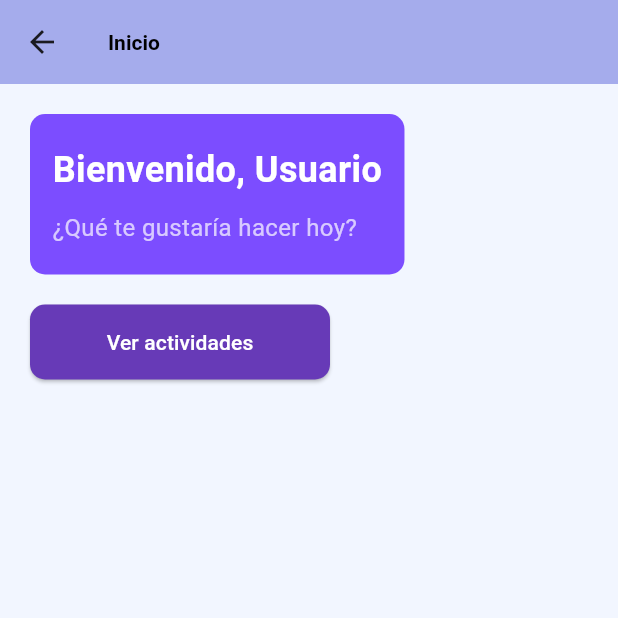
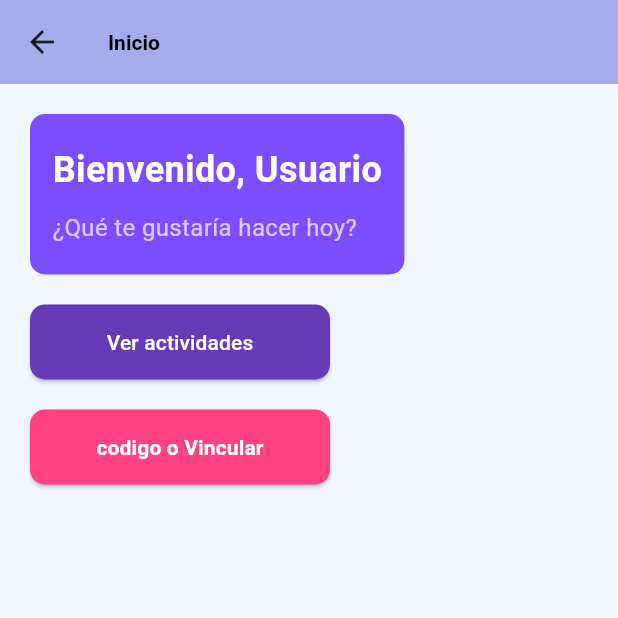
Before and after one commit to ulisesUliiACC/ArryUwu, a Flutter app: the HomePage screen opened directly, on a phone screen of 412 x 824 dp, the top half of it. Run offline on Flutter 3.47's test engine with Material 3 defaults, Android fonts, the phone set to English and light mode, and no system bars; our stand-ins replace font_awesome_flutter, lottie, salomon_bottom_bar.

Commit message:
agregacion de pantalla codigos de vinculacion y generacion y agregacion de witgets

```diff
--- a/lib/Home/Screens/HomePage.dart
+++ b/lib/Home/Screens/HomePage.dart
@@ -1,3 +1,4 @@
+import 'package:arryuwu/Home/Screens/CodePage.dart';
 import 'package:arryuwu/Home/Screens/HomeWitgets.dart';
 import 'package:flutter/material.dart'; // Importa los widgets
 
@@ -23,6 +24,15 @@ class HomePage extends StatelessWidget {
                 print('Botón presionado: Ver actividades');
               },
             ),
+            const SizedBox(height: 20),
+            LinkButton(
+              onPressed: () {
+                Navigator.push(
+                  context,
+                  MaterialPageRoute(builder: (context) => const CodePage()),
+                );
+              },
+            ),
           ],
         ),
       ),
--- a/lib/Home/Screens/HomeWitgets.dart
+++ b/lib/Home/Screens/HomeWitgets.dart
@@ -42,14 +42,15 @@ class ActionButton extends StatelessWidget {
   final String label;
   final VoidCallback onPressed;
 
-  const ActionButton({Key? key, required this.label, required this.onPressed}) : super(key: key);
+  const ActionButton({Key? key, required this.label, required this.onPressed})
+      : super(key: key);
 
   @override
   Widget build(BuildContext context) {
     return ElevatedButton(
       onPressed: onPressed,
       style: ElevatedButton.styleFrom(
-        backgroundColor: Colors.deepPurple,  // Color de fondo
+        backgroundColor: Colors.deepPurple, // Color de fondo
         minimumSize: const Size(200, 50),
         shape: RoundedRectangleBorder(
           borderRadius: BorderRadius.circular(10),
@@ -62,3 +63,28 @@ class ActionButton extends StatelessWidget {
     );
   }
 }
+
+// Widget para un botón de vinculación
+class LinkButton extends StatelessWidget {
+  final VoidCallback onPressed;
+
+  const LinkButton({Key? key, required this.onPressed}) : super(key: key);
+
+  @override
+  Widget build(BuildContext context) {
+    return ElevatedButton(
+      onPressed: onPressed,
+      style: ElevatedButton.styleFrom(
+        backgroundColor: Colors.pinkAccent, // Color de fondo para el botón
+        minimumSize: const Size(200, 50),
+        shape: RoundedRectangleBorder(
+          borderRadius: BorderRadius.circular(10),
+        ),
+      ),
+      child: const Text(
+        "codigo o Vincular",
+        style: TextStyle(color: Colors.white, fontWeight: FontWeight.bold),
+      ),
+    );
+  }
+}
```
Also changed, not shown: lib/Home/Screens/CodePage.dart (added, +98 -0 lines).
